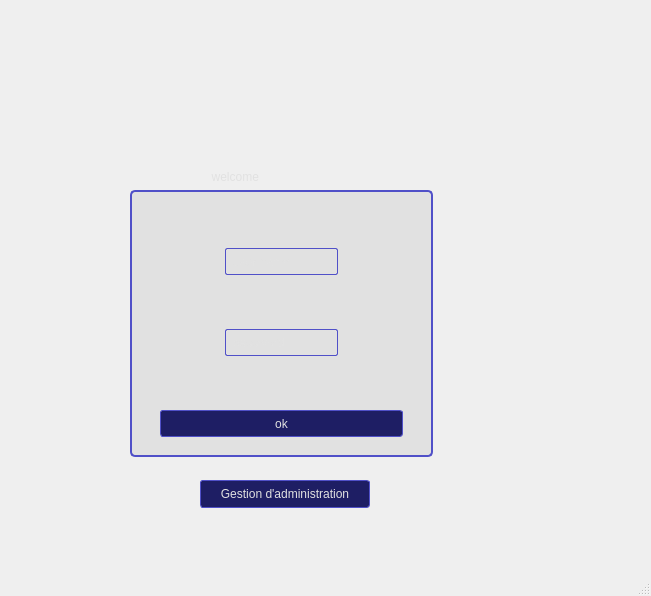
Before: the Qt Designer form log_in.ui in dina-boughanmi/projet-C-, drawn with Qt 5.
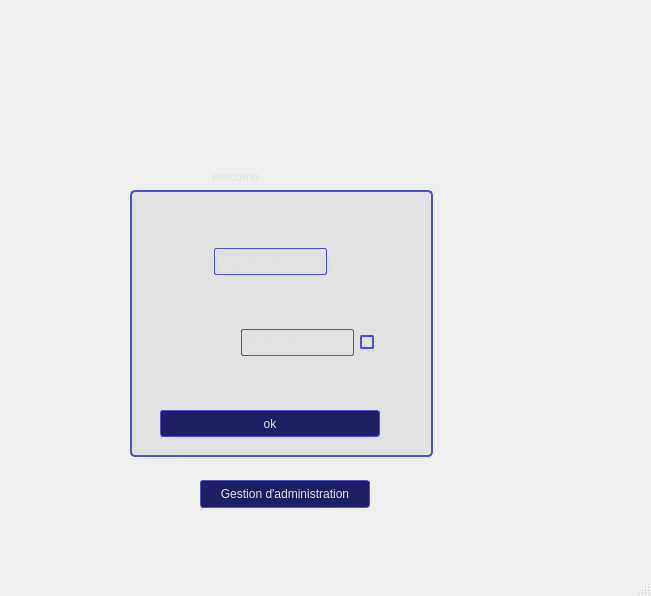
After: the same form once the commit is applied. Icons and pictures are not drawn.

What changed in the file:
```diff
--- a/log_in.ui
+++ b/log_in.ui
@@ -470,7 +470,7 @@
       <rect>
        <x>30</x>
        <y>30</y>
-       <width>243</width>
+       <width>220</width>
        <height>237</height>
       </rect>
      </property>
@@ -564,17 +564,24 @@
          </widget>
         </item>
         <item>
-         <spacer name="horizontalSpacer_2">
-          <property name="orientation">
-           <enum>Qt::Horizontal</enum>
+         <widget class="QCheckBox" name="Login_check_PassShowHide">
+          <property name="styleSheet">
+           <string notr="true">QCheckBox::indicator {
+ width: 40px;
+ height: 20px;
+}
+QCheckBox::indicator:checked{
+	image: url(C:/Users/user/Documents/projet-C-/IMG8RES FOR QT/icons8-private-wall-mount-camera-50.png);
+}
+QCheckBox::indicator:unchecked{
+	image: url(C:/Users/user/Documents/projet-C-/IMG8RES FOR QT/icons8-wall-mount-camera-error-50.png);
+}
+background-color: rgb(255, 255, 255);</string>
           </property>
-          <property name="sizeHint" stdset="0">
-           <size>
-            <width>40</width>
-            <height>20</height>
-           </size>
+          <property name="text">
+           <string/>
           </property>
-         </spacer>
+         </widget>
         </item>
        </layout>
       </item>
```
